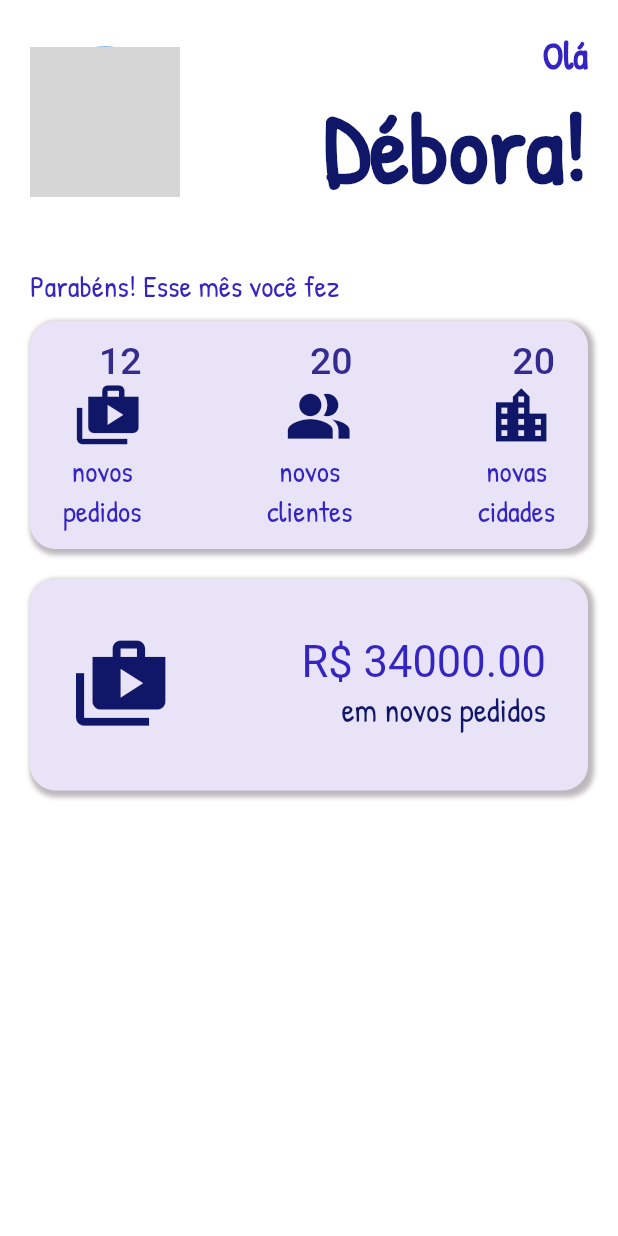
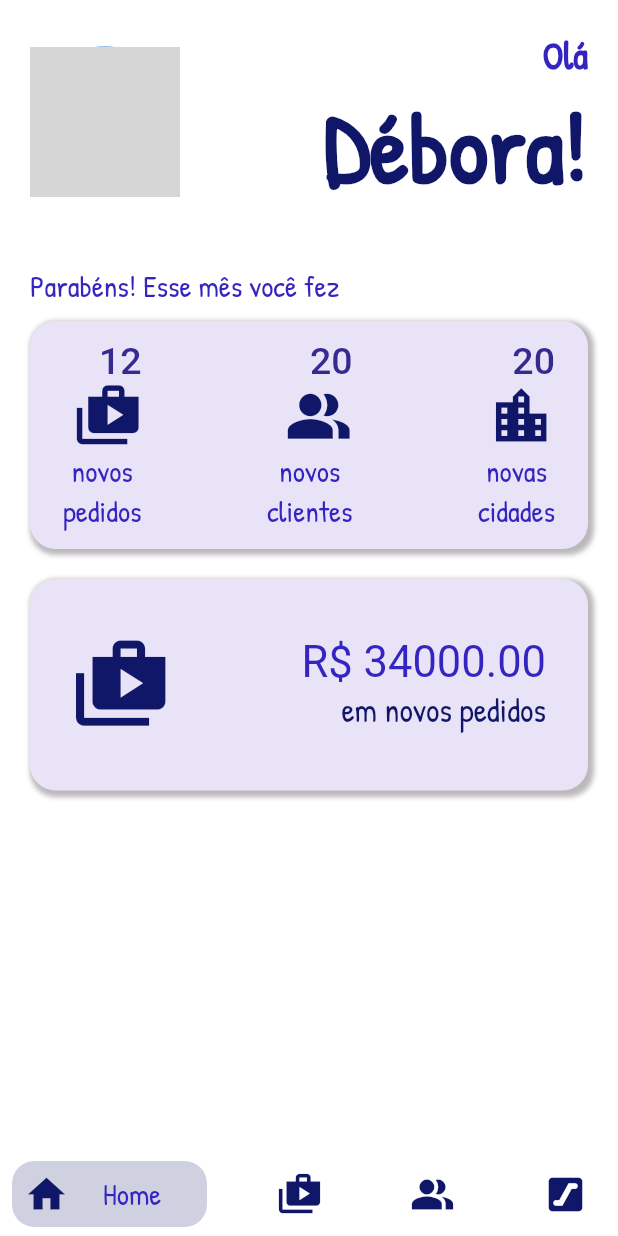
Before and after one commit to DeboraCrist/DesafioLayout, a Flutter app: the screen it shows after launch, on a phone screen of 412 x 824 dp. Run offline on Flutter 3.47's test engine with Material 2 defaults, Android fonts, the light colour scheme and no system bars; drawn by our look-alikes of bottom_navy_bar; our stand-ins replace google_fonts; network calls fail; grey boxes are pictures that could not be loaded.

Commit message:
navbar criada

```diff
--- a/lib/main.dart
+++ b/lib/main.dart
@@ -1,13 +1,22 @@
+import 'package:bottom_navy_bar/bottom_navy_bar.dart';
 import 'package:flutter/material.dart';
 import 'ui/estilo/estilotexto.dart';
 import 'ui/elementos/cards.dart';
+import 'ui/estilo/cores.dart';
 
 void main() {
   runApp(const MyApp());
 }
 
-class MyApp extends StatelessWidget {
+class MyApp extends StatefulWidget {
   const MyApp({Key? key}) : super(key: key);
+
+  @override
+  State<MyApp> createState() => _MyAppState();
+}
+
+class _MyAppState extends State<MyApp> with SingleTickerProviderStateMixin {
+  int _currentIndex = 0;
 
   @override
   Widget build(BuildContext context) {
@@ -72,34 +81,53 @@ class MyApp extends StatelessWidget {
             ),
           ),
         ),
+        bottomNavigationBar: BottomNavyBar(
+          selectedIndex: _currentIndex,
+          showElevation: false,
+          itemCornerRadius: 15,
+          backgroundColor: Colors.white,
+          curve: Curves.easeIn,
+          onItemSelected: (index) => setState(() => _currentIndex = index),
+          items: [
+            BottomNavyBarItem(
+              icon: const Icon(
+                Icons.home,
+                size: 30,
+              ),
+              title: Text(
+                "Home",
+                style: TextoStyles.textoSimples,
+              ),
+              activeColor: Colores.primaria,
+              textAlign: TextAlign.center,
+            ),
+            BottomNavyBarItem(
+                icon: const Icon(Icons.shop_2, size: 30),
+                title: Text(
+                  "Loja",
+                  style: TextoStyles.textoSimples,
+                ),
+                activeColor: Colores.primaria,
+                textAlign: TextAlign.center),
+            BottomNavyBarItem(
+                icon: const Icon(Icons.people_alt, size: 30),
+                title: Text(
+                  "Pessoas",
+                  style: TextoStyles.textoSimples,
+                ),
+                activeColor: Colores.primaria,
+                textAlign: TextAlign.center),
+            BottomNavyBarItem(
+                icon: const Icon(Icons.escalator, size: 30),
+                title: Text(
+                  "Dados",
+                  style: TextoStyles.textoSimples,
+                ),
+                activeColor: Colores.primaria,
+                textAlign: TextAlign.center),
+          ],
+        ),
       ),
     );
   }
 }
-
-class CircularButton extends StatelessWidget {
-  const CircularButton(
-      {Key? key,
-      required this.width,
-      required this.height,
-      required this.color,
-      required this.icon,
-      required this.onClick})
-      : super(key: key);
-
-  final double width;
-  final double height;
-  final Color color;
-  final Icon icon;
-  final VoidCallback onClick;
-
-  @override
-  Widget build(BuildContext context) {
-    return Container(
-      decoration: BoxDecoration(color: color, shape: BoxShape.circle),
-      width: width,
-      height: height,
-      child: IconButton(icon: icon, enableFeedback: true, onPressed: onClick),
-    );
-  }
-}
--- /dev/null
+++ b/lib/ui/elementos/botão.dart
@@ -0,0 +1,28 @@
+import 'package:flutter/material.dart';
+
+class CircularButton extends StatelessWidget {
+  const CircularButton(
+      {Key? key,
+      required this.width,
+      required this.height,
+      required this.color,
+      required this.icon,
+      required this.onClick})
+      : super(key: key);
+
+  final double width;
+  final double height;
+  final Color color;
+  final Icon icon;
+  final VoidCallback onClick;
+
+  @override
+  Widget build(BuildContext context) {
+    return Container(
+      decoration: BoxDecoration(color: color, shape: BoxShape.circle),
+      width: width,
+      height: height,
+      child: IconButton(icon: icon, enableFeedback: true, onPressed: onClick),
+    );
+  }
+}
```
